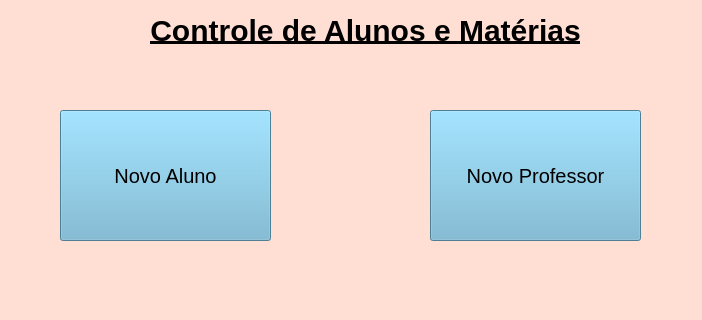
Before: the Qt Designer form ProjetoFinal/Selec_cadastro.ui in Fernando-maruba/Trabalho-Final-POO, drawn with Qt 5; both pictures show x 0 to 702 and y 0 to 320 of the 702 by 637 pixel window.
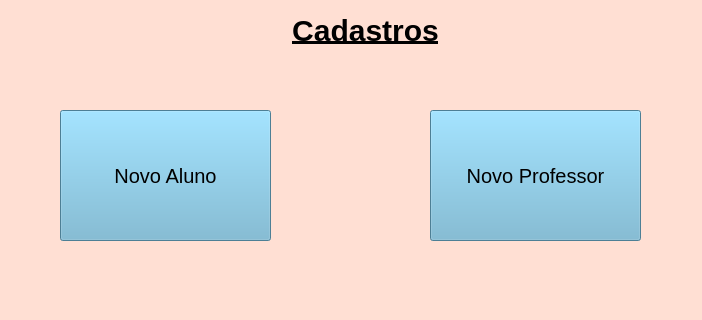
After: the same form once the commit is applied.

The edit to the form file:
```diff
--- a/ProjetoFinal/Selec_cadastro.ui
+++ b/ProjetoFinal/Selec_cadastro.ui
@@ -477,7 +477,7 @@
      <string notr="true">font-size:30px;</string>
     </property>
     <property name="text">
-     <string>Controle de Alunos e Matérias</string>
+     <string>Cadastros</string>
     </property>
     <property name="alignment">
      <set>Qt::AlignCenter</set>
```
